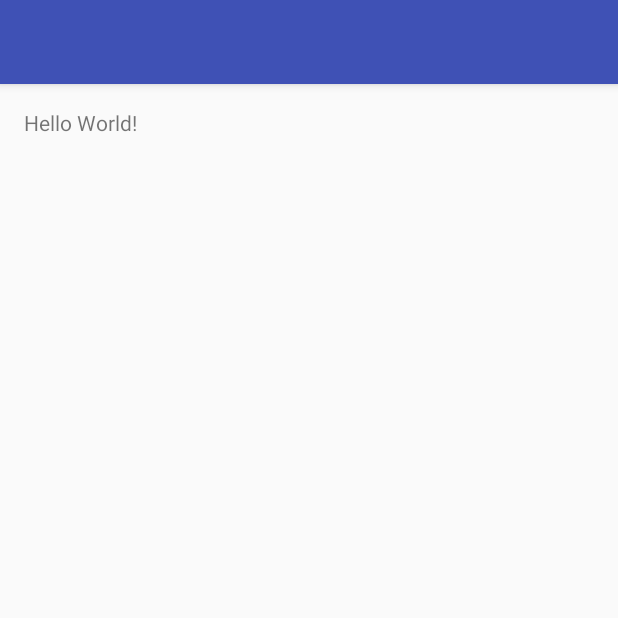
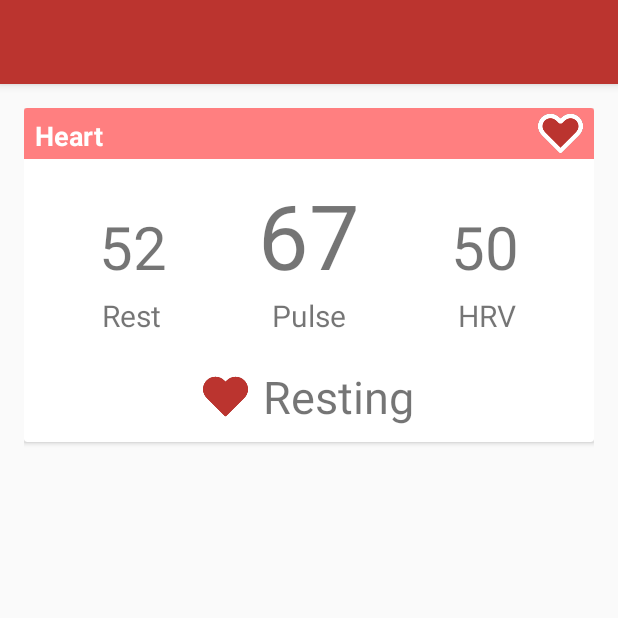
Before and after one commit to SimonLeppanen/MedApp, an Android app: the screen it shows after launch (MainActivity), on a phone screen of 412 x 824 dp, the top half of it. Run offline under Robolectric (Android 15) with nearby library versions, the phone set to English and light mode, and no system bars.

Commit message:
Heart layout

```diff
--- a/app/build.gradle
+++ b/app/build.gradle
@@ -26,4 +26,5 @@ dependencies {
     })
     compile 'com.android.support:appcompat-v7:25.0.1'
     testCompile 'junit:junit:4.12'
+    compile 'com.android.support:cardview-v7:25.0.1'
 }
--- a/app/src/main/java/com/example/simon/medapp/MainActivity.java
+++ b/app/src/main/java/com/example/simon/medapp/MainActivity.java
@@ -11,5 +11,4 @@ public class MainActivity extends AppCompatActivity {
         setContentView(R.layout.activity_main);
     }
 
-    // Nu testar jag detta!
 }
--- a/app/src/main/res/layout/activity_main.xml
+++ b/app/src/main/res/layout/activity_main.xml
@@ -1,17 +1,22 @@
 <?xml version="1.0" encoding="utf-8"?>
-<RelativeLayout xmlns:android="http://schemas.android.com/apk/res/android"
+
+<!-- outside cards-->
+<LinearLayout xmlns:android="http://schemas.android.com/apk/res/android"
     xmlns:tools="http://schemas.android.com/tools"
     android:id="@+id/activity_main"
     android:layout_width="match_parent"
     android:layout_height="match_parent"
+    android:orientation="vertical"
     android:paddingBottom="@dimen/activity_vertical_margin"
     android:paddingLeft="@dimen/activity_horizontal_margin"
     android:paddingRight="@dimen/activity_horizontal_margin"
     android:paddingTop="@dimen/activity_vertical_margin"
+
     tools:context="com.example.simon.medapp.MainActivity">
 
-    <TextView
-        android:layout_width="wrap_content"
-        android:layout_height="wrap_content"
-        android:text="Hello World!" />
-</RelativeLayout>
+    <include
+        android:id="@+id/card_heart"
+        layout="@layout/card_heart"/>
+
+
+</LinearLayout>
--- /dev/null
+++ b/app/src/main/res/layout/card_heart.xml
@@ -0,0 +1,132 @@
+<?xml version="1.0" encoding="utf-8"?>
+<android.support.v7.widget.CardView
+    android:id="@+id/card_heart"
+    android:layout_width="match_parent"
+    android:layout_height="wrap_content"
+    android:paddingBottom="10dp"
+    xmlns:android="http://schemas.android.com/apk/res/android">
+    <LinearLayout
+        android:layout_width="match_parent"
+        android:layout_height="match_parent"
+        android:orientation="vertical">
+
+        <LinearLayout
+            android:layout_width="match_parent"
+            android:layout_height="wrap_content"
+            android:orientation="vertical"
+            android:padding="2dp"
+            android:background="@color/colorCardHeader">
+
+            <LinearLayout
+                android:layout_width="match_parent"
+                android:layout_height="match_parent"
+                android:orientation="horizontal">
+                <TextView
+                    android:layout_width="0dp"
+                    android:layout_height="30dp"
+                    android:layout_weight="1"
+                    android:paddingTop="4dp"
+                    android:layout_marginLeft="5dp"
+                    android:text="Heart"
+                    android:textColor="@color/white"
+                    android:textSize="18dp"
+                    android:textStyle="bold"/>
+                <ImageView
+                    android:layout_width="30dp"
+                    android:layout_height="match_parent"
+                    android:layout_marginRight="5dp"
+                    android:src="@drawable/heart_icon"/>
+            </LinearLayout>
+        </LinearLayout>
+
+        <LinearLayout
+            android:layout_width="match_parent"
+            android:layout_height="wrap_content"
+            android:paddingBottom="10dp"
+            android:orientation="vertical">
+            <LinearLayout
+                android:layout_width="match_parent"
+                android:layout_height="wrap_content"
+                android:orientation="horizontal">
+                <TextView
+                    android:id="@+id/rest_nbr"
+                    android:layout_width="wrap_content"
+                    android:layout_height="wrap_content"
+                    android:layout_weight="1"
+                    android:layout_gravity="bottom"
+                    android:paddingLeft="50dp"
+                    android:paddingStart="50dp"
+                    android:paddingTop="10dp"
+                    android:text="52"
+                    android:textSize="40dp" />
+                <TextView
+                    android:id="@+id/pulse_nbr"
+                    android:layout_width="wrap_content"
+                    android:layout_height="wrap_content"
+                    android:layout_weight="1"
+                    android:layout_gravity="center|bottom"
+                    android:paddingTop="10dp"
+                    android:text="67"
+                    android:textSize="60dp" />
+                <TextView
+                    android:id="@+id/hrv_nbr"
+                    android:layout_width="wrap_content"
+                    android:layout_height="wrap_content"
+                    android:layout_gravity="end|bottom"
+                    android:paddingRight="50dp"
+                    android:paddingTop="10dp"
+                    android:text="50"
+                    android:textSize="40dp" />
+            </LinearLayout>
+            <LinearLayout
+                android:layout_width="match_parent"
+                android:layout_height="wrap_content">
+                <TextView
+                    android:id="@+id/rest_txt"
+                    android:layout_width="wrap_content"
+                    android:layout_height="wrap_content"
+                    android:layout_weight="1"
+                    android:layout_gravity="bottom"
+                    android:paddingLeft="52dp"
+                    android:text="Rest"
+                    android:textSize="20sp" />
+
+                <TextView
+                    android:id="@+id/pulse_txt"
+                    android:layout_width="wrap_content"
+                    android:layout_height="wrap_content"
+                    android:layout_weight="1"
+                    android:layout_gravity="center|bottom"
+                    android:text="Pulse"
+                    android:textSize="20sp" />
+
+                <TextView
+                    android:id="@+id/hrv_txt"
+                    android:layout_width="wrap_content"
+                    android:layout_height="wrap_content"
+                    android:layout_gravity="end|bottom"
+                    android:paddingRight="52dp"
+                    android:text="HRV"
+                    android:textSize="20sp" />
+            </LinearLayout>
+        </LinearLayout>
+        <LinearLayout
+            android:layout_width="match_parent"
+            android:layout_height="wrap_content"
+            android:gravity="center"
+            android:paddingBottom="10dp"
+            android:paddingTop="10dp"
+            android:orientation="horizontal">
+            <ImageView
+                android:layout_width="30dp"
+                android:layout_height="30dp"
+                android:src="@drawable/heart_icon_2"/>
+            <TextView
+                android:layout_width="wrap_content"
+                android:layout_height="wrap_content"
+                android:paddingLeft="10dp"
+                android:text="Resting"
+                android:textSize="30sp"/>
+        </LinearLayout>
+    </LinearLayout>
+</android.support.v7.widget.CardView>
--- /dev/null
+++ b/app/src/main/res/layout/card_temperature.xml
@@ -0,0 +1,5 @@
+<?xml version="1.0" encoding="utf-8"?>
+<android.support.v7.widget.CardView xmlns:android="http://schemas.android.com/apk/res/android"
+    android:layout_width="match_parent" android:layout_height="match_parent">
+
+</android.support.v7.widget.CardView>
--- a/app/src/main/res/values/colors.xml
+++ b/app/src/main/res/values/colors.xml
@@ -1,6 +1,8 @@
 <?xml version="1.0" encoding="utf-8"?>
 <resources>
-    <color name="colorPrimary">#3F51B5</color>
-    <color name="colorPrimaryDark">#303F9F</color>
+    <color name="colorPrimary">#BB342F</color>
+    <color name="colorPrimaryDark">#4F3130</color>
+    <color name="colorCardHeader">#FF7F80</color>
     <color name="colorAccent">#FF4081</color>
+    <color name="white">#FFFFFF</color>
 </resources>
--- a/build.gradle
+++ b/build.gradle
@@ -5,7 +5,7 @@ buildscript {
         jcenter()
     }
     dependencies {
-        classpath 'com.android.tools.build:gradle:2.3.0'
+        classpath 'com.android.tools.build:gradle:2.3.1'
 
         // NOTE: Do not place your application dependencies here; they belong
         // in the individual module build.gradle files
```
Also changed, not shown: app/src/main/res/drawable/heart_icon.png (added), app/src/main/res/drawable/heart_icon_2.png (added).
